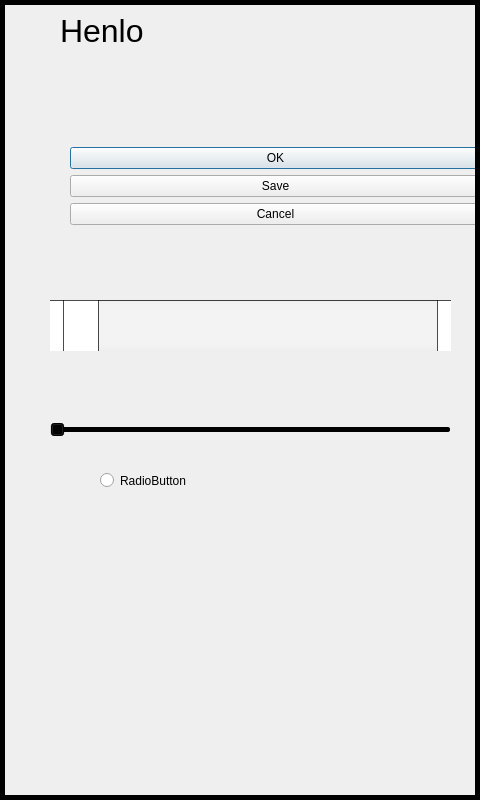
First picture: the form in user_interface_test/v19/mainwindow.ui, repository Cheetoacidosis/dualscreen-tablet-code, before the edit.
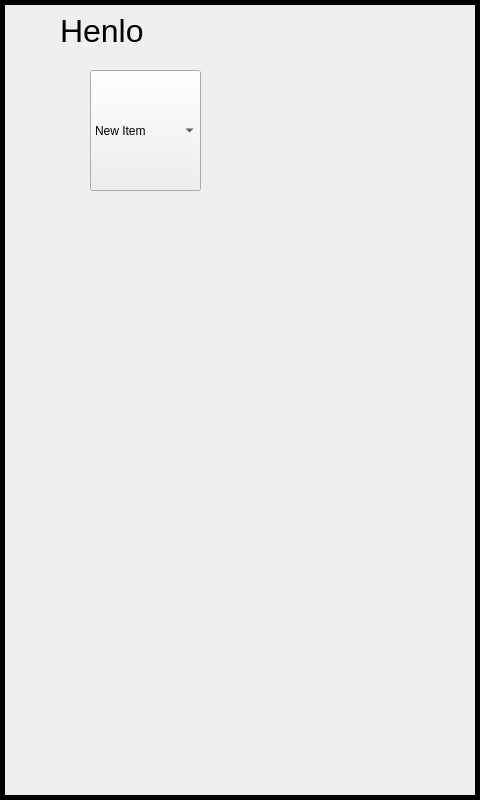
Second picture: the form after the edit. Icons and pictures are not drawn. Custom widgets are drawn as their Qt base class.

Commit message: successfully removed margins

```diff
--- a/user_interface_test/v19/mainwindow.ui
+++ b/user_interface_test/v19/mainwindow.ui
@@ -1111,43 +1111,6 @@
          <string>Henlo</string>
         </property>
        </widget>
-       <widget class="QDialogButtonBox" name="buttonBox">
-        <property name="geometry">
-         <rect>
-          <x>70</x>
-          <y>100</y>
-          <width>411</width>
-          <height>171</height>
-         </rect>
-        </property>
-        <property name="sizeIncrement">
-         <size>
-          <width>20</width>
-          <height>20</height>
-         </size>
-        </property>
-        <property name="baseSize">
-         <size>
-          <width>20</width>
-          <height>20</height>
-         </size>
-        </property>
-        <property name="font">
-         <font>
-          <bold>false</bold>
-          <kerning>true</kerning>
-         </font>
-        </property>
-        <property name="orientation">
-         <enum>Qt::Orientation::Vertical</enum>
-        </property>
-        <property name="standardButtons">
-         <set>QDialogButtonBox::StandardButton::Cancel|QDialogButtonBox::StandardButton::Ok|QDialogButtonBox::StandardButton::Save</set>
-        </property>
-        <property name="centerButtons">
-         <bool>true</bool>
-        </property>
-       </widget>
        <widget class="Line" name="line">
         <property name="geometry">
          <rect>
@@ -1186,989 +1149,6 @@
          <enum>Qt::Orientation::Vertical</enum>
         </property>
        </widget>
-       <widget class="QRadioButton" name="radioButton">
-        <property name="geometry">
-         <rect>
-          <x>100</x>
-          <y>400</y>
-          <width>261</width>
-          <height>161</height>
-         </rect>
-        </property>
-        <property name="text">
-         <string>RadioButton</string>
-        </property>
-       </widget>
-       <widget class="QScrollBar" name="horizontalScrollBar">
-        <property name="geometry">
-         <rect>
-          <x>50</x>
-          <y>300</y>
-          <width>401</width>
-          <height>51</height>
-         </rect>
-        </property>
-        <property name="palette">
-         <palette>
-          <active>
-           <colorrole role="WindowText">
-            <brush brushstyle="SolidPattern">
-             <color alpha="255">
-              <red>255</red>
-              <green>255</green>
-              <blue>255</blue>
-             </color>
-            </brush>
-           </colorrole>
-           <colorrole role="Button">
-            <brush brushstyle="SolidPattern">
-             <color alpha="255">
-              <red>255</red>
-              <green>255</green>
-              <blue>255</blue>
-             </color>
-            </brush>
-           </colorrole>
-           <colorrole role="Light">
-            <brush brushstyle="SolidPattern">
-             <color alpha="255">
-              <red>0</red>
-              <green>0</green>
-              <blue>0</blue>
-             </color>
-            </brush>
-           </colorrole>
-           <colorrole role="Midlight">
-            <brush brushstyle="SolidPattern">
-             <color alpha="255">
-              <red>0</red>
-              <green>0</green>
-              <blue>0</blue>
-             </color>
-            </brush>
-           </colorrole>
-           <colorrole role="Dark">
-            <brush brushstyle="SolidPattern">
-             <color alpha="255">
-              <red>0</red>
-              <green>0</green>
-              <blue>0</blue>
-             </color>
-            </brush>
-           </colorrole>
-           <colorrole role="Mid">
-            <brush brushstyle="SolidPattern">
-             <color alpha="255">
-              <red>0</red>
-              <green>0</green>
-              <blue>0</blue>
-             </color>
-            </brush>
-           </colorrole>
-           <colorrole role="Text">
-            <brush brushstyle="SolidPattern">
-             <color alpha="255">
-              <red>255</red>
-              <green>255</green>
-              <blue>255</blue>
-             </color>
-            </brush>
-           </colorrole>
-           <colorrole role="BrightText">
-            <brush brushstyle="SolidPattern">
-             <color alpha="255">
-              <red>255</red>
-              <green>255</green>
-              <blue>255</blue>
-             </color>
-            </brush>
-           </colorrole>
-           <colorrole role="ButtonText">
-            <brush brushstyle="SolidPattern">
-             <color alpha="255">
-              <red>255</red>
-              <green>255</green>
-              <blue>255</blue>
-             </color>
-            </brush>
-           </colorrole>
-           <colorrole role="Base">
-            <brush brushstyle="SolidPattern">
-             <color alpha="255">
-              <red>0</red>
-              <green>0</green>
-              <blue>0</blue>
-             </color>
-            </brush>
-           </colorrole>
-           <colorrole role="Window">
-            <brush brushstyle="SolidPattern">
-             <color alpha="255">
-              <red>0</red>
-              <green>0</green>
-              <blue>0</blue>
-             </color>
-            </brush>
-           </colorrole>
-           <colorrole role="Shadow">
-            <brush brushstyle="SolidPattern">
-             <color alpha="255">
-              <red>0</red>
-              <green>0</green>
-              <blue>0</blue>
-             </color>
-            </brush>
-           </colorrole>
-           <colorrole role="AlternateBase">
-            <brush brushstyle="SolidPattern">
-             <color alpha="255">
-              <red>0</red>
-              <green>0</green>
-              <blue>0</blue>
-             </color>
-            </brush>
-           </colorrole>
-           <colorrole role="ToolTipBase">
-            <brush brushstyle="SolidPattern">
-             <color alpha="255">
-              <red>255</red>
-              <green>255</green>
-              <blue>220</blue>
-             </color>
-            </brush>
-           </colorrole>
-           <colorrole role="ToolTipText">
-            <brush brushstyle="SolidPattern">
-             <color alpha="255">
-              <red>0</red>
-              <green>0</green>
-              <blue>0</blue>
-             </color>
-            </brush>
-           </colorrole>
-           <colorrole role="PlaceholderText">
-            <brush brushstyle="SolidPattern">
-             <color alpha="127">
-              <red>255</red>
-              <green>255</green>
-              <blue>255</blue>
-             </color>
-            </brush>
-           </colorrole>
-           <colorrole role="Accent">
-            <brush brushstyle="SolidPattern">
-             <color alpha="255">
-              <red>0</red>
-              <green>0</green>
-              <blue>0</blue>
-             </color>
-            </brush>
-           </colorrole>
-          </active>
-          <inactive>
-           <colorrole role="WindowText">
-            <brush brushstyle="SolidPattern">
-             <color alpha="255">
-              <red>255</red>
-              <green>255</green>
-              <blue>255</blue>
-             </color>
-            </brush>
-           </colorrole>
-           <colorrole role="Button">
-            <brush brushstyle="SolidPattern">
-             <color alpha="255">
-              <red>255</red>
-              <green>255</green>
-              <blue>255</blue>
-             </color>
-            </brush>
-           </colorrole>
-           <colorrole role="Light">
-            <brush brushstyle="SolidPattern">
-             <color alpha="255">
-              <red>0</red>
-              <green>0</green>
-              <blue>0</blue>
-             </color>
-            </brush>
-           </colorrole>
-           <colorrole role="Midlight">
-            <brush brushstyle="SolidPattern">
-             <color alpha="255">
-              <red>0</red>
-              <green>0</green>
-              <blue>0</blue>
-             </color>
-            </brush>
-           </colorrole>
-           <colorrole role="Dark">
-            <brush brushstyle="SolidPattern">
-             <color alpha="255">
-              <red>0</red>
-              <green>0</green>
-              <blue>0</blue>
-             </color>
-            </brush>
-           </colorrole>
-           <colorrole role="Mid">
-            <brush brushstyle="SolidPattern">
-             <color alpha="255">
-              <red>0</red>
-              <green>0</green>
-              <blue>0</blue>
-             </color>
-            </brush>
-           </colorrole>
-           <colorrole role="Text">
-            <brush brushstyle="SolidPattern">
-             <color alpha="255">
-              <red>255</red>
-              <green>255</green>
-              <blue>255</blue>
-             </color>
-            </brush>
-           </colorrole>
-           <colorrole role="BrightText">
-            <brush brushstyle="SolidPattern">
-             <color alpha="255">
-              <red>255</red>
-              <green>255</green>
-              <blue>255</blue>
-             </color>
-            </brush>
-           </colorrole>
-           <colorrole role="ButtonText">
-            <brush brushstyle="SolidPattern">
-             <color alpha="255">
-              <red>255</red>
-              <green>255</green>
-              <blue>255</blue>
-             </color>
-            </brush>
-           </colorrole>
-           <colorrole role="Base">
-            <brush brushstyle="SolidPattern">
-             <color alpha="255">
-              <red>0</red>
-              <green>0</green>
-              <blue>0</blue>
-             </color>
-            </brush>
-           </colorrole>
-           <colorrole role="Window">
-            <brush brushstyle="SolidPattern">
-             <color alpha="255">
-              <red>0</red>
-              <green>0</green>
-              <blue>0</blue>
-             </color>
-            </brush>
-           </colorrole>
-           <colorrole role="Shadow">
-            <brush brushstyle="SolidPattern">
-             <color alpha="255">
-              <red>0</red>
-              <green>0</green>
-              <blue>0</blue>
-             </color>
-            </brush>
-           </colorrole>
-           <colorrole role="AlternateBase">
-            <brush brushstyle="SolidPattern">
-             <color alpha="255">
-              <red>0</red>
-              <green>0</green>
-              <blue>0</blue>
-             </color>
-            </brush>
-           </colorrole>
-           <colorrole role="ToolTipBase">
-            <brush brushstyle="SolidPattern">
-             <color alpha="255">
-              <red>255</red>
-              <green>255</green>
-              <blue>220</blue>
-             </color>
-            </brush>
-           </colorrole>
-           <colorrole role="ToolTipText">
-            <brush brushstyle="SolidPattern">
-             <color alpha="255">
-              <red>0</red>
-              <green>0</green>
-              <blue>0</blue>
-             </color>
-            </brush>
-           </colorrole>
-           <colorrole role="PlaceholderText">
-            <brush brushstyle="SolidPattern">
-             <color alpha="127">
-              <red>255</red>
-              <green>255</green>
-              <blue>255</blue>
-             </color>
-            </brush>
-           </colorrole>
-           <colorrole role="Accent">
-            <brush brushstyle="SolidPattern">
-             <color alpha="255">
-              <red>0</red>
-              <green>0</green>
-              <blue>0</blue>
-             </color>
-            </brush>
-           </colorrole>
-          </inactive>
-          <disabled>
-           <colorrole role="WindowText">
-            <brush brushstyle="SolidPattern">
-             <color alpha="255">
-              <red>0</red>
-              <green>0</green>
-              <blue>0</blue>
-             </color>
-            </brush>
-           </colorrole>
-           <colorrole role="Button">
-            <brush brushstyle="SolidPattern">
-             <color alpha="255">
-              <red>255</red>
-              <green>255</green>
-              <blue>255</blue>
-             </color>
-            </brush>
-           </colorrole>
-           <colorrole role="Light">
-            <brush brushstyle="SolidPattern">
-             <color alpha="255">
-              <red>0</red>
-              <green>0</green>
-              <blue>0</blue>
-             </color>
-            </brush>
-           </colorrole>
-           <colorrole role="Midlight">
-            <brush brushstyle="SolidPattern">
-             <color alpha="255">
-              <red>0</red>
-              <green>0</green>
-              <blue>0</blue>
-             </color>
-            </brush>
-           </colorrole>
-           <colorrole role="Dark">
-            <brush brushstyle="SolidPattern">
-             <color alpha="255">
-              <red>0</red>
-              <green>0</green>
-              <blue>0</blue>
-             </color>
-            </brush>
-           </colorrole>
-           <colorrole role="Mid">
-            <brush brushstyle="SolidPattern">
-             <color alpha="255">
-              <red>0</red>
-              <green>0</green>
-              <blue>0</blue>
-             </color>
-            </brush>
-           </colorrole>
-           <colorrole role="Text">
-            <brush brushstyle="SolidPattern">
-             <color alpha="255">
-              <red>0</red>
-              <green>0</green>
-              <blue>0</blue>
-             </color>
-            </brush>
-           </colorrole>
-           <colorrole role="BrightText">
-            <brush brushstyle="SolidPattern">
-             <color alpha="255">
-              <red>255</red>
-              <green>255</green>
-              <blue>255</blue>
-             </color>
-            </brush>
-           </colorrole>
-           <colorrole role="ButtonText">
-            <brush brushstyle="SolidPattern">
-             <color alpha="255">
-              <red>0</red>
-              <green>0</green>
-              <blue>0</blue>
-             </color>
-            </brush>
-           </colorrole>
-           <colorrole role="Base">
-            <brush brushstyle="SolidPattern">
-             <color alpha="255">
-              <red>0</red>
-              <green>0</green>
-              <blue>0</blue>
-             </color>
-            </brush>
-           </colorrole>
-           <colorrole role="Window">
-            <brush brushstyle="SolidPattern">
-             <color alpha="255">
-              <red>0</red>
-              <green>0</green>
-              <blue>0</blue>
-             </color>
-            </brush>
-           </colorrole>
-           <colorrole role="Shadow">
-            <brush brushstyle="SolidPattern">
-             <color alpha="255">
-              <red>0</red>
-              <green>0</green>
-              <blue>0</blue>
-             </color>
-            </brush>
-           </colorrole>
-           <colorrole role="AlternateBase">
-            <brush brushstyle="SolidPattern">
-             <color alpha="255">
-              <red>0</red>
-              <green>0</green>
-              <blue>0</blue>
-             </color>
-            </brush>
-           </colorrole>
-           <colorrole role="ToolTipBase">
-            <brush brushstyle="SolidPattern">
-             <color alpha="255">
-              <red>255</red>
-              <green>255</green>
-              <blue>220</blue>
-             </color>
-            </brush>
-           </colorrole>
-           <colorrole role="ToolTipText">
-            <brush brushstyle="SolidPattern">
-             <color alpha="255">
-              <red>0</red>
-              <green>0</green>
-              <blue>0</blue>
-             </color>
-            </brush>
-           </colorrole>
-           <colorrole role="PlaceholderText">
-            <brush brushstyle="SolidPattern">
-             <color alpha="127">
-              <red>0</red>
-              <green>0</green>
-              <blue>0</blue>
-             </color>
-            </brush>
-           </colorrole>
-           <colorrole role="Accent">
-            <brush brushstyle="SolidPattern">
-             <color alpha="255">
-              <red>0</red>
-              <green>0</green>
-              <blue>0</blue>
-             </color>
-            </brush>
-           </colorrole>
-          </disabled>
-         </palette>
-        </property>
-        <property name="autoFillBackground">
-         <bool>true</bool>
-        </property>
-        <property name="orientation">
-         <enum>Qt::Orientation::Horizontal</enum>
-        </property>
-        <property name="invertedAppearance">
-         <bool>false</bool>
-        </property>
-       </widget>
-       <widget class="QSlider" name="horizontalSlider">
-        <property name="geometry">
-         <rect>
-          <x>50</x>
-          <y>420</y>
-          <width>401</width>
-          <height>20</height>
-         </rect>
-        </property>
-        <property name="palette">
-         <palette>
-          <active>
-           <colorrole role="WindowText">
-            <brush brushstyle="SolidPattern">
-             <color alpha="255">
-              <red>255</red>
-              <green>255</green>
-              <blue>255</blue>
-             </color>
-            </brush>
-           </colorrole>
-           <colorrole role="Button">
-            <brush brushstyle="SolidPattern">
-             <color alpha="255">
-              <red>0</red>
-              <green>0</green>
-              <blue>0</blue>
-             </color>
-            </brush>
-           </colorrole>
-           <colorrole role="Light">
-            <brush brushstyle="SolidPattern">
-             <color alpha="255">
-              <red>0</red>
-              <green>0</green>
-              <blue>0</blue>
-             </color>
-            </brush>
-           </colorrole>
-           <colorrole role="Midlight">
-            <brush brushstyle="SolidPattern">
-             <color alpha="255">
-              <red>0</red>
-              <green>0</green>
-              <blue>0</blue>
-             </color>
-            </brush>
-           </colorrole>
-           <colorrole role="Dark">
-            <brush brushstyle="SolidPattern">
-             <color alpha="255">
-              <red>0</red>
-              <green>0</green>
-              <blue>0</blue>
-             </color>
-            </brush>
-           </colorrole>
-           <colorrole role="Mid">
-            <brush brushstyle="SolidPattern">
-             <color alpha="255">
-              <red>0</red>
-              <green>0</green>
-              <blue>0</blue>
-             </color>
-            </brush>
-           </colorrole>
-           <colorrole role="Text">
-            <brush brushstyle="SolidPattern">
-             <color alpha="255">
-              <red>255</red>
-              <green>255</green>
-              <blue>255</blue>
-             </color>
-            </brush>
-           </colorrole>
-           <colorrole role="BrightText">
-            <brush brushstyle="SolidPattern">
-             <color alpha="255">
-              <red>255</red>
-              <green>255</green>
-              <blue>255</blue>
-             </color>
-            </brush>
-           </colorrole>
-           <colorrole role="ButtonText">
-            <brush brushstyle="SolidPattern">
-             <color alpha="255">
-              <red>255</red>
-              <green>255</green>
-              <blue>255</blue>
-             </color>
-            </brush>
-           </colorrole>
-           <colorrole role="Base">
-            <brush brushstyle="SolidPattern">
-             <color alpha="255">
-              <red>0</red>
-              <green>0</green>
-              <blue>0</blue>
-             </color>
-            </brush>
-           </colorrole>
-           <colorrole role="Window">
-            <brush brushstyle="SolidPattern">
-             <color alpha="255">
-              <red>0</red>
-              <green>0</green>
-              <blue>0</blue>
-             </color>
-            </brush>
-           </colorrole>
-           <colorrole role="Shadow">
-            <brush brushstyle="SolidPattern">
-             <color alpha="255">
-              <red>0</red>
-              <green>0</green>
-              <blue>0</blue>
-             </color>
-            </brush>
-           </colorrole>
-           <colorrole role="AlternateBase">
-            <brush brushstyle="SolidPattern">
-             <color alpha="255">
-              <red>0</red>
-              <green>0</green>
-              <blue>0</blue>
-             </color>
-            </brush>
-           </colorrole>
-           <colorrole role="ToolTipBase">
-            <brush brushstyle="SolidPattern">
-             <color alpha="255">
-              <red>255</red>
-              <green>255</green>
-              <blue>220</blue>
-             </color>
-            </brush>
-           </colorrole>
-           <colorrole role="ToolTipText">
-            <brush brushstyle="SolidPattern">
-             <color alpha="255">
-              <red>0</red>
-              <green>0</green>
-              <blue>0</blue>
-             </color>
-            </brush>
-           </colorrole>
-           <colorrole role="PlaceholderText">
-            <brush brushstyle="SolidPattern">
-             <color alpha="127">
-              <red>255</red>
-              <green>255</green>
-              <blue>255</blue>
-             </color>
-            </brush>
-           </colorrole>
-           <colorrole role="Accent">
-            <brush brushstyle="SolidPattern">
-             <color alpha="255">
-              <red>0</red>
-              <green>0</green>
-              <blue>0</blue>
-             </color>
-            </brush>
-           </colorrole>
-          </active>
-          <inactive>
-           <colorrole role="WindowText">
-            <brush brushstyle="SolidPattern">
-             <color alpha="255">
-              <red>255</red>
-              <green>255</green>
-              <blue>255</blue>
-             </color>
-            </brush>
-           </colorrole>
-           <colorrole role="Button">
-            <brush brushstyle="SolidPattern">
-             <color alpha="255">
-              <red>0</red>
-              <green>0</green>
-              <blue>0</blue>
-             </color>
-            </brush>
-           </colorrole>
-           <colorrole role="Light">
-            <brush brushstyle="SolidPattern">
-             <color alpha="255">
-              <red>0</red>
-              <green>0</green>
-              <blue>0</blue>
-             </color>
-            </brush>
-           </colorrole>
-           <colorrole role="Midlight">
-            <brush brushstyle="SolidPattern">
-             <color alpha="255">
-              <red>0</red>
-              <green>0</green>
-              <blue>0</blue>
-             </color>
-            </brush>
-           </colorrole>
-           <colorrole role="Dark">
-            <brush brushstyle="SolidPattern">
-             <color alpha="255">
-              <red>0</red>
-              <green>0</green>
-              <blue>0</blue>
-             </color>
-            </brush>
-           </colorrole>
-           <colorrole role="Mid">
-            <brush brushstyle="SolidPattern">
-             <color alpha="255">
-              <red>0</red>
-              <green>0</green>
-              <blue>0</blue>
-             </color>
-            </brush>
-           </colorrole>
-           <colorrole role="Text">
-            <brush brushstyle="SolidPattern">
-             <color alpha="255">
-              <red>255</red>
-              <green>255</green>
-              <blue>255</blue>
-             </color>
-            </brush>
-           </colorrole>
-           <colorrole role="BrightText">
-            <brush brushstyle="SolidPattern">
-             <color alpha="255">
-              <red>255</red>
-              <green>255</green>
-              <blue>255</blue>
-             </color>
-            </brush>
-           </colorrole>
-           <colorrole role="ButtonText">
-            <brush brushstyle="SolidPattern">
-             <color alpha="255">
-              <red>255</red>
-              <green>255</green>
-              <blue>255</blue>
-             </color>
-            </brush>
-           </colorrole>
-           <colorrole role="Base">
-            <brush brushstyle="SolidPattern">
-             <color alpha="255">
-              <red>0</red>
-              <green>0</green>
-              <blue>0</blue>
-             </color>
-            </brush>
-           </colorrole>
-           <colorrole role="Window">
-            <brush brushstyle="SolidPattern">
-             <color alpha="255">
-              <red>0</red>
-              <green>0</green>
-              <blue>0</blue>
-             </color>
-            </brush>
-           </colorrole>
-           <colorrole role="Shadow">
-            <brush brushstyle="SolidPattern">
-             <color alpha="255">
-              <red>0</red>
-              <green>0</green>
-              <blue>0</blue>
-             </color>
-            </brush>
-           </colorrole>
-           <colorrole role="AlternateBase">
-            <brush brushstyle="SolidPattern">
-             <color alpha="255">
-              <red>0</red>
-              <green>0</green>
-              <blue>0</blue>
-             </color>
-            </brush>
-           </colorrole>
-           <colorrole role="ToolTipBase">
-            <brush brushstyle="SolidPattern">
-             <color alpha="255">
-              <red>255</red>
-              <green>255</green>
-              <blue>220</blue>
-             </color>
-            </brush>
-           </colorrole>
-           <colorrole role="ToolTipText">
-            <brush brushstyle="SolidPattern">
-             <color alpha="255">
-              <red>0</red>
-              <green>0</green>
-              <blue>0</blue>
-             </color>
-            </brush>
-           </colorrole>
-           <colorrole role="PlaceholderText">
-            <brush brushstyle="SolidPattern">
-             <color alpha="127">
-              <red>255</red>
-              <green>255</green>
-              <blue>255</blue>
-             </color>
-            </brush>
-           </colorrole>
-           <colorrole role="Accent">
-            <brush brushstyle="SolidPattern">
-             <color alpha="255">
-              <red>0</red>
-              <green>0</green>
-              <blue>0</blue>
-             </color>
-            </brush>
-           </colorrole>
-          </inactive>
-          <disabled>
-           <colorrole role="WindowText">
-            <brush brushstyle="SolidPattern">
-             <color alpha="255">
-              <red>0</red>
-              <green>0</green>
-              <blue>0</blue>
-             </color>
-            </brush>
-           </colorrole>
-           <colorrole role="Button">
-            <brush brushstyle="SolidPattern">
-             <color alpha="255">
-              <red>0</red>
-              <green>0</green>
-              <blue>0</blue>
-             </color>
-            </brush>
-           </colorrole>
-           <colorrole role="Light">
-            <brush brushstyle="SolidPattern">
-             <color alpha="255">
-              <red>0</red>
-              <green>0</green>
-              <blue>0</blue>
-             </color>
-            </brush>
-           </colorrole>
-           <colorrole role="Midlight">
-            <brush brushstyle="SolidPattern">
-             <color alpha="255">
-              <red>0</red>
-              <green>0</green>
-              <blue>0</blue>
-             </color>
-            </brush>
-           </colorrole>
-           <colorrole role="Dark">
-            <brush brushstyle="SolidPattern">
-             <color alpha="255">
-              <red>0</red>
-              <green>0</green>
-              <blue>0</blue>
-             </color>
-            </brush>
-           </colorrole>
-           <colorrole role="Mid">
-            <brush brushstyle="SolidPattern">
-             <color alpha="255">
-              <red>0</red>
-              <green>0</green>
-              <blue>0</blue>
-             </color>
-            </brush>
-           </colorrole>
-           <colorrole role="Text">
-            <brush brushstyle="SolidPattern">
-             <color alpha="255">
-              <red>0</red>
-              <green>0</green>
-              <blue>0</blue>
-             </color>
-            </brush>
-           </colorrole>
-           <colorrole role="BrightText">
-            <brush brushstyle="SolidPattern">
-             <color alpha="255">
-              <red>255</red>
-              <green>255</green>
-              <blue>255</blue>
-             </color>
-            </brush>
-           </colorrole>
-           <colorrole role="ButtonText">
-            <brush brushstyle="SolidPattern">
-             <color alpha="255">
-              <red>0</red>
-              <green>0</green>
-              <blue>0</blue>
-             </color>
-            </brush>
-           </colorrole>
-           <colorrole role="Base">
-            <brush brushstyle="SolidPattern">
-             <color alpha="255">
-              <red>0</red>
-              <green>0</green>
-              <blue>0</blue>
-             </color>
-            </brush>
-           </colorrole>
-           <colorrole role="Window">
-            <brush brushstyle="SolidPattern">
-             <color alpha="255">
-              <red>0</red>
-              <green>0</green>
-              <blue>0</blue>
-             </color>
-            </brush>
-           </colorrole>
-           <colorrole role="Shadow">
-            <brush brushstyle="SolidPattern">
-             <color alpha="255">
-              <red>0</red>
-              <green>0</green>
-              <blue>0</blue>
-             </color>
-            </brush>
-           </colorrole>
-           <colorrole role="AlternateBase">
-            <brush brushstyle="SolidPattern">
-             <color alpha="255">
-              <red>0</red>
-              <green>0</green>
-              <blue>0</blue>
-             </color>
-            </brush>
-           </colorrole>
-           <colorrole role="ToolTipBase">
-            <brush brushstyle="SolidPattern">
-             <color alpha="255">
-              <red>255</red>
-              <green>255</green>
-              <blue>220</blue>
-             </color>
-            </brush>
-           </colorrole>
-           <colorrole role="ToolTipText">
-            <brush brushstyle="SolidPattern">
-             <color alpha="255">
-              <red>0</red>
-              <green>0</green>
-              <blue>0</blue>
-             </color>
-            </brush>
-           </colorrole>
-           <colorrole role="PlaceholderText">
-            <brush brushstyle="SolidPattern">
-             <color alpha="127">
-              <red>0</red>
-              <green>0</green>
-              <blue>0</blue>
-             </color>
-            </brush>
-           </colorrole>
-           <colorrole role="Accent">
-            <brush brushstyle="SolidPattern">
-             <color alpha="255">
-              <red>0</red>
-              <green>0</green>
-              <blue>0</blue>
-             </color>
-            </brush>
-           </colorrole>
-          </disabled>
-         </palette>
-        </property>
-        <property name="orientation">
-         <enum>Qt::Orientation::Horizontal</enum>
-        </property>
-       </widget>
        <widget class="Line" name="line_3">
         <property name="geometry">
          <rect>
@@ -2207,6 +1187,46 @@
          <enum>Qt::Orientation::Vertical</enum>
         </property>
        </widget>
+       <widget class="QComboBox" name="comboBox">
+        <property name="geometry">
+         <rect>
+          <x>90</x>
+          <y>70</y>
+          <width>111</width>
+          <height>121</height>
+         </rect>
+        </property>
+        <item>
+         <property name="text">
+          <string>New Item</string>
+         </property>
+        </item>
+        <item>
+         <property name="text">
+          <string>New Item</string>
+         </property>
+        </item>
+        <item>
+         <property name="text">
+          <string>New Item</string>
+         </property>
+        </item>
+        <item>
+         <property name="text">
+          <string>New Item</string>
+         </property>
+        </item>
+        <item>
+         <property name="text">
+          <string>New Item</string>
+         </property>
+        </item>
+        <item>
+         <property name="text">
+          <string>New Item</string>
+         </property>
+        </item>
+       </widget>
       </widget>
      </widget>
     </item>
```
Left out of the diff: 2 changed lines with no effect on the pictures. The commit also changes 1 other file.
